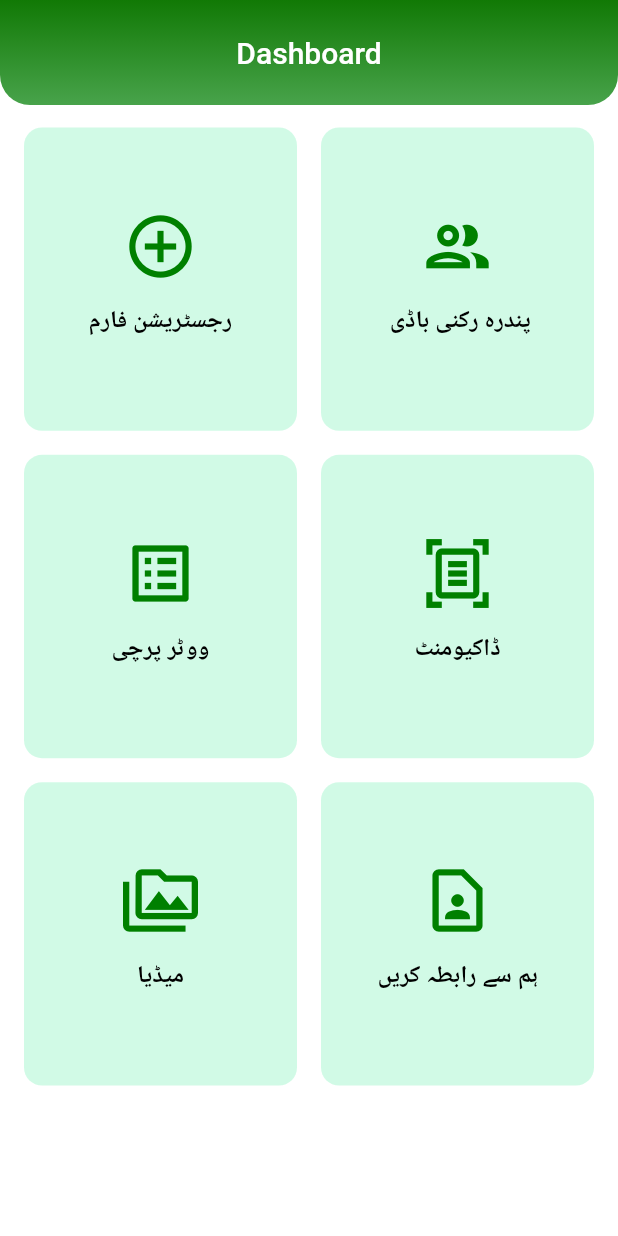
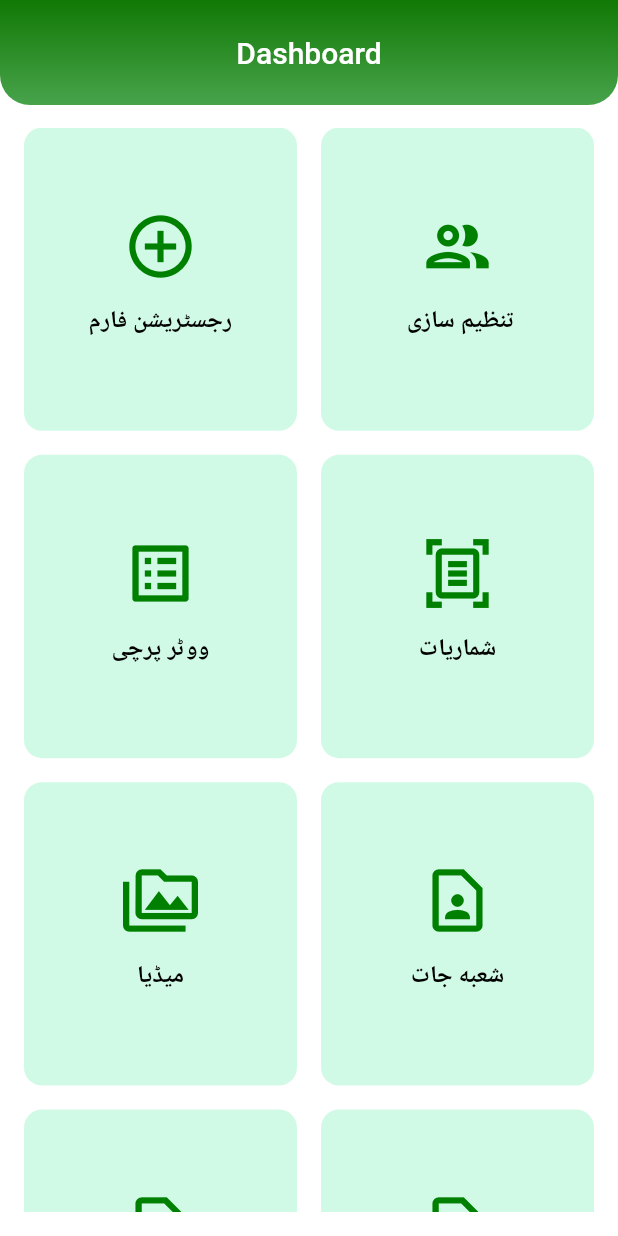
Before and after one commit to usamamalik3/voter_record, a Flutter app: the screen it shows after launch, on a phone screen of 412 x 824 dp. Run offline on Flutter 3.47's test engine with Material 2 defaults, Android fonts, the phone set to English and light mode, and no system bars; our stand-ins replace cloud_firestore, firebase_core, flutter_bloc, form_field_validator, mask_text_input_formatter; accounts and stored records are empty.

Commit message:
icon update

```diff
--- a/lib/utils/dashboard_item_list.dart
+++ b/lib/utils/dashboard_item_list.dart
@@ -12,7 +12,7 @@ List<Items> myList = [
       ),
       onPressed: () {}),
   Items(
-    title: " پندرہ رکنی باڈی",
+    title: " تنظیم سازی",
     icon: const Icon(
       Icons.group_outlined,
       size: 50,
@@ -30,7 +30,7 @@ List<Items> myList = [
     },
   ),
   Items(
-    title: "ڈاکیومنٹ",
+    title: "شماریات",
     icon: const Icon(
       Icons.document_scanner_outlined,
       size: 50,
@@ -45,6 +45,27 @@ List<Items> myList = [
       ),
       onPressed: () {}),
   Items(
+      title: "شعبه جات",
+      icon: const Icon(
+        Icons.contact_page_outlined,
+        size: 50,
+      ),
+      onPressed: () {}),
+      Items(
+      title: "ہمارے بارے میں",
+      icon: const Icon(
+        Icons.contact_page_outlined,
+        size: 50,
+      ),
+      onPressed: () {}),
+      Items(
+      title: "ڈاکیومنٹ",
+      icon: const Icon(
+        Icons.contact_page_outlined,
+        size: 50,
+      ),
+      onPressed: () {}),
+      Items(
       title: "ہم سے رابطہ کریں",
       icon: const Icon(
         Icons.contact_page_outlined,
--- a/pubspec.yaml
+++ b/pubspec.yaml
@@ -54,7 +54,7 @@ dev_dependencies:
 flutter_icons:
   android: "launcher_icon"
   ios: true
-  image_path: "android/assets/app_icon.jpg"
+  image_path: "android/assets/app_icon.png"
   min_sdk_android: 21
 # For information on the generic Dart part of this file, see the
 # following page: https://dart.dev/tools/pub/pubspec
```
Also changed, not shown: lib/screens/partyfrom.dart (+23 -0 lines), 62 other files.
